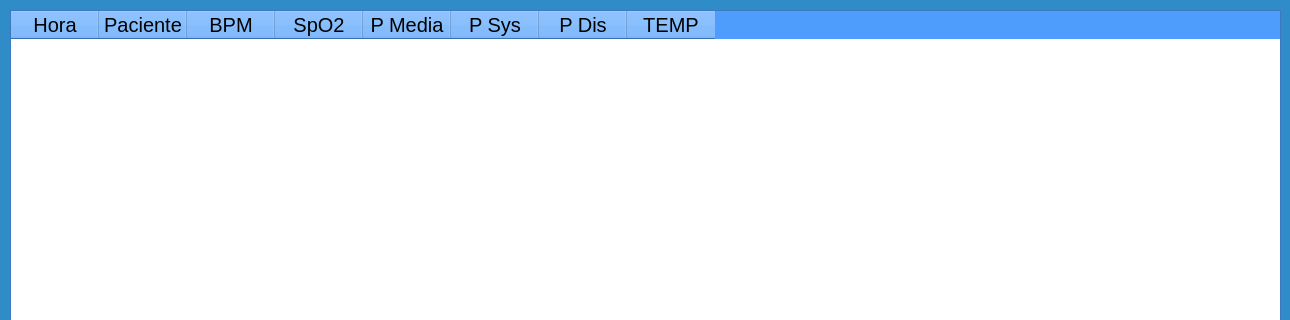
First picture: the form in alarmas.ui, repository Jimenez97j/monitor, before the edit; both pictures show x 0 to 1290 and y 0 to 320 of the 1290 by 800 pixel window.
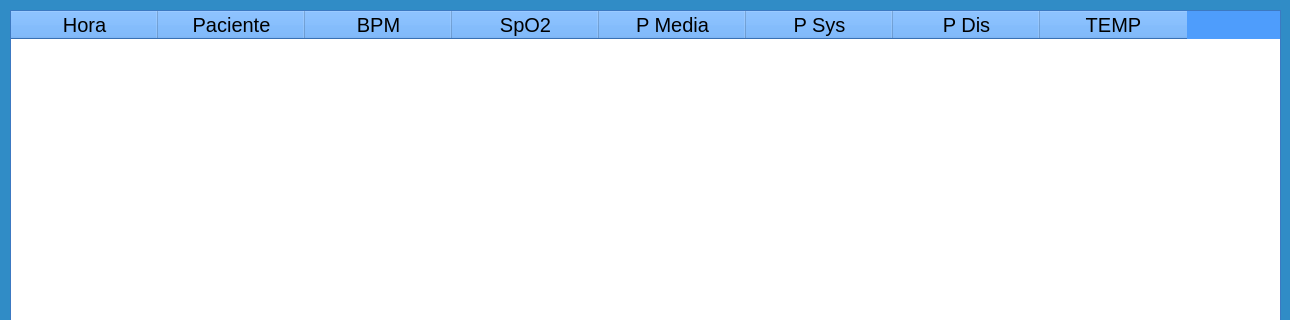
Second picture: the form after the edit. Icons and pictures are not drawn.

The edit to the form file:
```diff
--- a/alarmas.ui
+++ b/alarmas.ui
@@ -509,7 +509,7 @@
    </property>
    <property name="font">
     <font>
-     <pointsize>9</pointsize>
+     <pointsize>14</pointsize>
     </font>
    </property>
    <property name="cursor" stdset="0">
@@ -524,6 +524,9 @@
    <property name="autoScrollMargin">
     <number>16</number>
    </property>
+   <property name="alternatingRowColors">
+    <bool>true</bool>
+   </property>
    <property name="columnCount">
     <number>8</number>
    </property>
@@ -531,7 +534,7 @@
     <number>30</number>
    </attribute>
    <attribute name="horizontalHeaderDefaultSectionSize">
-    <number>88</number>
+    <number>147</number>
    </attribute>
    <attribute name="verticalHeaderMinimumSectionSize">
     <number>19</number>
```
